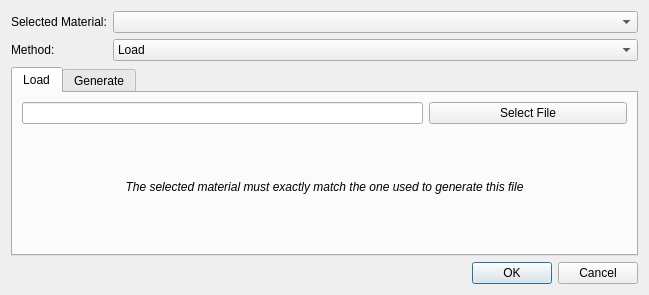
Above: hexrd/ui/resources/ui/ome_maps_select_dialog.ui from HEXRD/hexrdgui before the change. Below: the same form after it.
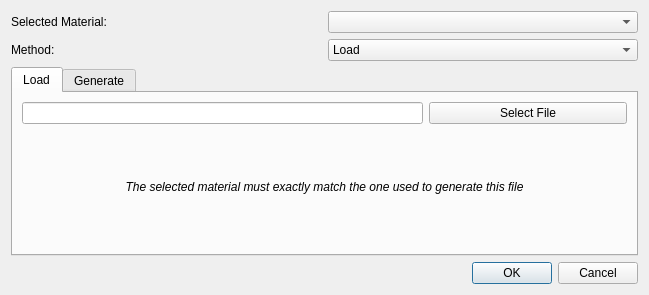
That is the form after the change. Custom widgets are drawn as their Qt base class.

Commit message: Add help buttons to indexing dialogs

```diff
--- a/hexrd/ui/resources/ui/ome_maps_select_dialog.ui
+++ b/hexrd/ui/resources/ui/ome_maps_select_dialog.ui
@@ -130,7 +130,7 @@
      </item>
     </widget>
    </item>
-   <item row="3" column="1">
+   <item row="3" column="0" colspan="2">
     <widget class="QDialogButtonBox" name="button_box">
      <property name="standardButtons">
       <set>QDialogButtonBox::Cancel|QDialogButtonBox::Ok</set>
```
The commit also changes 5 other files.
